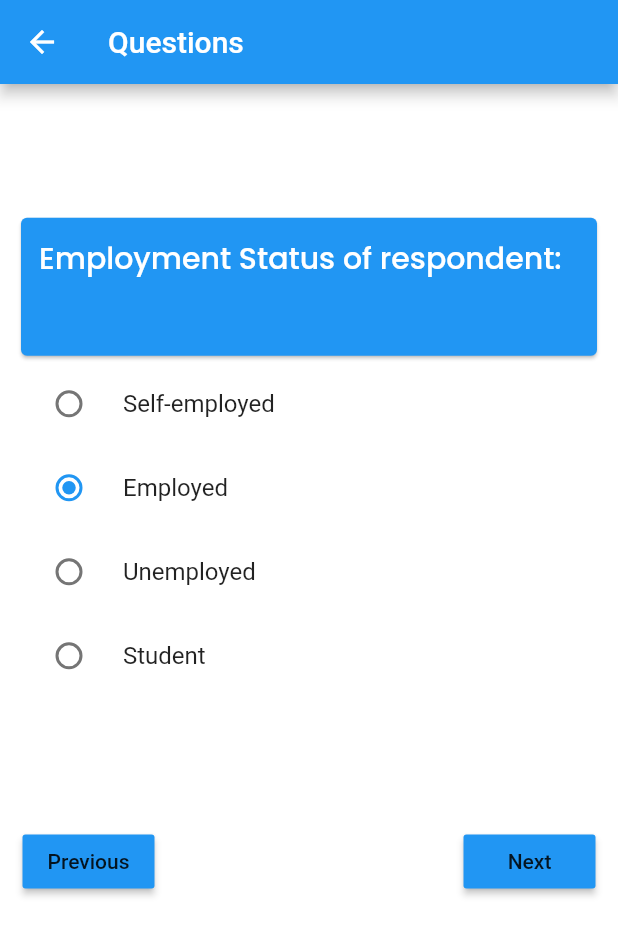
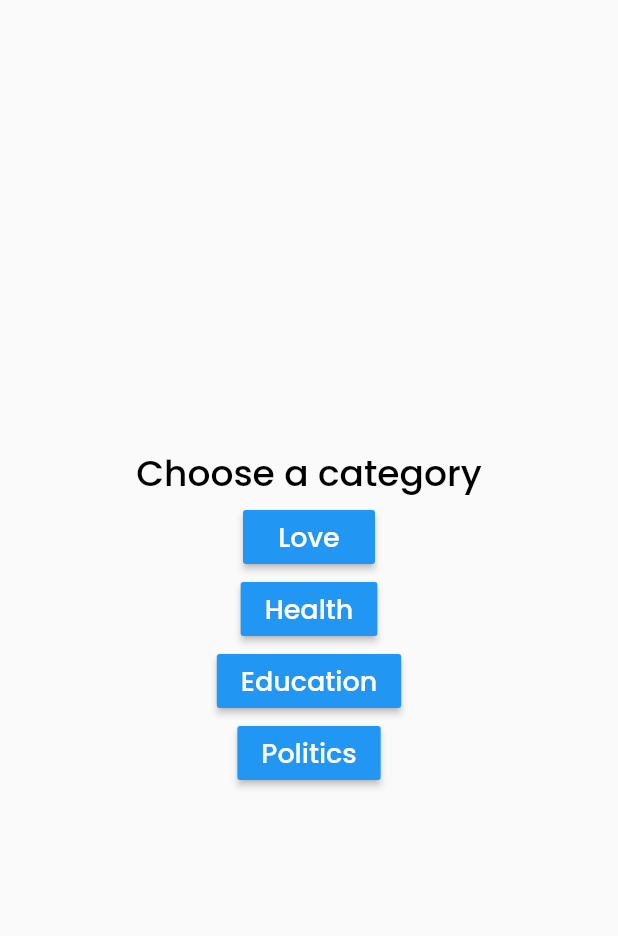
Before and after one commit to Dolappo/survey_app, a Flutter app: the Welcome screen opened by its route, after a tap on "Yes", on a phone screen of 412 x 824 dp. Shown: the top 936 px of the screen. Run offline on Flutter 3.47's test engine with Material 2 defaults, Android fonts, the phone set to English and light mode, and no system bars; our stand-ins replace flutter_spinkit, google_fonts, rflutter_alert.

Commit message:
Now working with the categories, still trying to setup the questions in the categories

```diff
--- a/lib/app_controller.dart
+++ b/lib/app_controller.dart
@@ -1,17 +1,17 @@
 import 'package:flutter/material.dart';
+import 'package:survey_challenge/screen/category_screen.dart';
 import 'models/question_model.dart';
 
 class AppController extends ChangeNotifier{
-  AppController(){
-    setGroupValue();
-  }
+
+ bool isBusy = false;
 
   List<String> answers = [];
 
 int pageIndex = 0;
 
-void nextPage(){
-  if(pageIndex != _questionsKeeper.length-1){
+void nextPage(Cats type){
+  if(pageIndex != checkTypeLength(type)-1){
     pageIndex++;
     notifyListeners();
   }
@@ -27,26 +27,76 @@ void previousPage(){
   }
 }
 
-
-late String _groupValue;
-
-void setGroupValue(){
-  _groupValue = _questionsKeeper[pageIndex].options[1];
-  notifyListeners();
+List<String> checkGroupValue(Cats type){
+  if(type == Cats.politics){
+    return politicsGroupValues;
+  }
+  else if(type == Cats.love){
+    return loveGroupValues;
+  }
+  else if(type == Cats.education){
+    return educationGroupValues;
+  }
+  else{
+    return healthGroupValues;
+  }
 }
 
+List<String> healthGroupValues = ['', '', '', '',];
+List<String> politicsGroupValues = ['', '', '', '',];
+List<String> loveGroupValues = ['', '', '', '',];
+List<String> educationGroupValues = ['', '', '', '',];
 
- void updateOption(String? value, index){
-  _groupValue = value!;
+ void updateOption(String? value, int index, Cats type){
+  checkGroupValue(type)[index] = value!;
   answers.add(value);
   notifyListeners();
  }
 
- String get groupValue => _groupValue;
+  int checkTypeLength(Cats type){
+    if(type==Cats.health){
+      return healthQuestion.length;
+    }
+    else if(type==Cats.politics){
+      return politicsQuestion.length;
+    }
+    else if(type==Cats.love){
+      return loveQuestion.length;
+    }
+    else{
+      return eduQuestion.length;
+    }
+  }
 
-  final List<Question> _questionsKeeper = [
+ Question checkType(Cats type){
+   if(type==Cats.health){
+     return healthQuestion[pageIndex];
+   }
+   else if(type==Cats.education){
+     return eduQuestion[pageIndex];
+   }
+   else if(type == Cats.love){
+     return loveQuestion[pageIndex];
+   }
+   else {
+     return politicsQuestion[pageIndex];
+   }
+ }
+
+  final List<Question> _loveQuestion = [
     Question(
-  questionText: "Employment Status of respondent:",
+      questionText: "What is your marital status?  love",
+      type: Cats.love,
+      options: [
+        "Single",
+        "Married",
+        "Divorced",
+        "Widowed",
+      ],
+    ),
+    Question(
+        questionText: "Employment Status of respondent: love" ,
+        type: Cats.love,
         options: [
           "Self-employed",
           "Employed",
@@ -55,7 +105,8 @@ void setGroupValue(){
         ]
     ),
     Question(
-  questionText:  "How old are you now? ",
+      questionText:  "How old are you now? love ",
+      type: Cats.love,
       options: [
         "0-20",
         "21-40",
@@ -64,7 +115,8 @@ void setGroupValue(){
       ],
     ),
     Question(
-  questionText: "What is your current weight? ",
+        questionText: "What is your current weight? love ",
+        type: Cats.love,
         options:[
           "50-70",
           "71-80",
@@ -72,8 +124,12 @@ void setGroupValue(){
           "91 and above",
         ]
     ),
+  ];
+
+  final List<Question> _politicsQuestion = [
     Question(
-  questionText: "What is your marital status? ",
+      questionText: "What is your marital status?  politics",
+      type: Cats.politics,
       options: [
         "Single",
         "Married",
@@ -81,8 +137,132 @@ void setGroupValue(){
         "Widowed",
       ],
     ),
+    Question(
+        questionText: "Employment Status of respondent: politics" ,
+        type: Cats.politics,
+        options: [
+          "Self-employed",
+          "Employed",
+          "Unemployed",
+          "Student",
+        ]
+    ),
+    Question(
+      questionText:  "How old are you now? politics ",
+      type: Cats.politics,
+      options: [
+        "0-20",
+        "21-40",
+        "41-60",
+        "61 and above",
+      ],
+    ),
+    Question(
+        questionText: "What is your current weight? politics ",
+        type: Cats.politics,
+        options:[
+          "50-70",
+          "71-80",
+          "80-90",
+          "91 and above",
+        ]
+    ),
   ];
 
-  List<Question> get questions => _questionsKeeper;
+  final List<Question> _healthQuestion = [
+    Question(
+      questionText: "What is your marital status?  health",
+      type: Cats.health,
+      options: [
+        "Single",
+        "Married",
+        "Divorced",
+        "Widowed",
+      ],
+    ),
+    Question(
+        questionText: "Employment Status of respondent: health" ,
+        type: Cats.health,
+        options: [
+          "Self-employed",
+          "Employed",
+          "Unemployed",
+          "Student",
+        ]
+    ),
+    Question(
+      questionText:  "How old are you now? health ",
+      type: Cats.health,
+      options: [
+        "0-20",
+        "21-40",
+        "41-60",
+        "61 and above",
+      ],
+    ),
+    Question(
+        questionText: "What is your current weight? health ",
+        type: Cats.health,
+        options:[
+          "50-70",
+          "71-80",
+          "80-90",
+          "91 and above",
+        ]
+    ),
+  ];
+
+  final List<Question> _eduQuestion = [
+    Question(
+      questionText: "What is your marital status?  education",
+      type: Cats.education,
+      options: [
+        "Single",
+        "Married",
+        "Divorced",
+        "Widowed",
+      ],
+    ),
+    Question(
+        questionText: "Employment Status of respondent: education" ,
+        type: Cats.education,
+        options: [
+          "Self-employed",
+          "Employed",
+          "Unemployed",
+          "Student",
+        ]
+    ),
+    Question(
+      questionText:  "How old are you now? education ",
+      type: Cats.education,
+      options: [
+        "0-20",
+        "21-40",
+        "41-60",
+        "61 and above",
+      ],
+    ),
+    Question(
+        questionText: "What is your current weight? education ",
+        type: Cats.education,
+        options:[
+          "50-70",
+          "71-80",
+          "80-90",
+          "91 and above",
+        ]
+    ),
+  ];
+
+   List<Question> get eduQuestion => _eduQuestion;
+   List<Question> get loveQuestion => _loveQuestion;
+   List<Question> get healthQuestion => _healthQuestion;
+   List<Question> get politicsQuestion => _politicsQuestion;
+
+  final List<String> _cat = ['Love', 'Health', 'Education', 'Politics'];
+
+  List<String> get cat => _cat;
+
 
 }
--- a/lib/models/question_model.dart
+++ b/lib/models/question_model.dart
@@ -1,9 +1,13 @@
+import '../screen/category_screen.dart';
+
 class Question {
   String questionText;
   List<String> options;
+  Cats type;
 
   Question({
     required this.questionText,
     required this.options,
+    required this.type,
   });
 }
--- /dev/null
+++ b/lib/screen/category_screen.dart
@@ -0,0 +1,58 @@
+import 'package:flutter/material.dart';
+import 'package:provider/provider.dart';
+import 'package:survey_challenge/app_controller.dart';
+import 'package:survey_challenge/screen/display_questions_screen.dart';
+import 'package:survey_challenge/utils/text_styles.dart';
+class CatScreen extends StatelessWidget {
+  const CatScreen({Key? key}) : super(key: key);
+
+  @override
+  Widget build(BuildContext context) {
+    return Scaffold(
+      body: Consumer<AppController>(
+        builder: (context, model, _) {
+          return Center(
+            child: Column(
+              mainAxisAlignment: MainAxisAlignment.center,
+              children: [
+                Text('Choose a category', style: titleStyle.copyWith(fontSize: 24),),
+                Column(
+                  mainAxisAlignment: MainAxisAlignment.center,
+                  children:List.generate(model.cat.length, (index) => MaterialButton(onPressed: (){
+                    model.isBusy = true;
+                    if(index ==0){
+                      Navigator.push(context, MaterialPageRoute(builder: (context)=>  const QuestionsScreen(type: Cats.love,)));
+                    }
+                    else if(index == 1){
+                      Navigator.push(context, MaterialPageRoute(builder: (context)=>  const QuestionsScreen(type: Cats.health,)));
+                    }
+                    else if(index == 2){
+                    Navigator.push(context, MaterialPageRoute(builder: (context)=>  const QuestionsScreen(type: Cats.education,)));
+                    }
+                    else {
+                      Navigator.push(context, MaterialPageRoute(builder: (context)=>  const QuestionsScreen(type: Cats.politics,)));
+                    }
+                    model.isBusy=false;
+                  },
+                  color: Colors.blue,
+                    child:model.isBusy?const CircularProgressIndicator(): Text(model.cat[index], style: titleStyle.copyWith(fontSize: 18, color: Colors.white),),
+                  ))
+                ),
+              ],
+            ),
+          );
+        }
+      )
+    );
+  }
+}
+
+
+
+
+enum Cats{
+  love,
+health,
+  education,
+  politics,
+}
--- a/lib/screen/display_questions_screen.dart
+++ b/lib/screen/display_questions_screen.dart
@@ -2,18 +2,20 @@ import 'package:flutter/material.dart';
 import 'package:provider/provider.dart';
 import 'package:survey_challenge/app_controller.dart';
 import 'package:survey_challenge/widgets/question_widget.dart';
+
+import 'category_screen.dart';
 class QuestionsScreen extends StatefulWidget {
-  const QuestionsScreen({Key? key}) : super(key: key);
+  final Cats type;
+  const QuestionsScreen({required this.type, Key? key}) : super(key: key);
   @override
   State<QuestionsScreen> createState() => _QuestionsScreenState();
 }
 class _QuestionsScreenState extends State<QuestionsScreen> {
-  AppController app = AppController();
   @override
   Widget build(BuildContext context) {
     return Scaffold(
         appBar: AppBar(
-          title: const Text('Questions'),
+          title:  Text('Questions ${widget.type}'),
         ),
         body: Consumer<AppController>(
           builder: (context, model, _) {
@@ -28,7 +30,7 @@ class _QuestionsScreenState extends State<QuestionsScreen> {
                         child: PageView(
                           physics: const NeverScrollableScrollPhysics(),
                           children: List.generate(
-                              4, (index) => const QuestionWidget()),
+                              model.checkTypeLength(widget.type), (index) => QuestionWidget(type: widget.type,)),
                         ),
                       ),
                           Padding(
@@ -43,7 +45,7 @@ class _QuestionsScreenState extends State<QuestionsScreen> {
                                 ),
                                 MaterialButton(
                                   color: Colors.blue,
-                                  onPressed: ()=> model.nextPage(),
+                                  onPressed: ()=> model.nextPage(widget.type),
                                   child: const Text('Next'),
                                 ),
                               ],
--- a/lib/screen/register_screen.dart
+++ b/lib/screen/register_screen.dart
@@ -1,6 +1,5 @@
 import 'package:flutter/material.dart';
 import 'package:survey_challenge/utils/constants.dart';
-
 import '../utils/text_styles.dart';
 
 class Register extends StatelessWidget {
--- a/lib/screen/welcome.dart
+++ b/lib/screen/welcome.dart
@@ -1,7 +1,8 @@
 import 'package:flutter/material.dart';
-import 'package:survey_challenge/screen/display_questions_screen.dart';
 import 'package:rflutter_alert/rflutter_alert.dart';
 import 'package:survey_challenge/utils/text_styles.dart';
+
+import 'category_screen.dart';
 
 class Welcome extends StatefulWidget {
   const Welcome({Key? key}) : super(key: key);
@@ -56,7 +57,7 @@ class _WelcomeState extends State<Welcome> {
                 Expanded(
                   child: ElevatedButton(
                     onPressed: () {
-                      Navigator.push(context, MaterialPageRoute(builder: (context)=> QuestionsScreen()));
+                      Navigator.push(context, MaterialPageRoute(builder: (context)=> const CatScreen()));
                     },
                     child: const Text(
                       'Yes',
--- a/lib/widgets/options_tile.dart
+++ b/lib/widgets/options_tile.dart
@@ -2,25 +2,25 @@ import 'package:flutter/material.dart';
 import 'package:provider/provider.dart';
 
 import '../app_controller.dart';
+import '../screen/category_screen.dart';
 class OptionsTile extends StatefulWidget {
-  const OptionsTile({ Key? key}) : super(key: key);
+  final Cats type;
+  const OptionsTile({ Key? key, required this.type}) : super(key: key);
   @override
   State<OptionsTile> createState() => _OptionsTileState();
 }
-
 class _OptionsTileState extends State<OptionsTile> {
   @override
   Widget build(BuildContext context) {
-    AppController app = AppController();
     return Consumer<AppController>(
         builder: (context, model, _){
           return Column(
-              children: List.generate(app.questions[model.pageIndex].options.length, (index) {
+              children: List.generate(model.checkType(widget.type).options.length, (index) {
                 return RadioListTile(
-                  value: app.questions[model.pageIndex].options[index],
-                  groupValue: model.groupValue,
-                  onChanged: (String? value)=> model.updateOption(value, index),
-                  title: Text(app.questions[model.pageIndex].options[index]),
+                  value: model.checkType(widget.type).options[index],
+                  groupValue: model.checkGroupValue(widget.type)[index],
+                  onChanged: (String? value)=> model.updateOption(value, index, widget.type),
+                  title: Text(model.checkType(widget.type).options[index]),
                 );
               }));
         }
--- a/lib/widgets/question_widget.dart
+++ b/lib/widgets/question_widget.dart
@@ -1,15 +1,16 @@
 import 'package:flutter/material.dart';
 import 'package:provider/provider.dart';
+import 'package:survey_challenge/screen/category_screen.dart';
 import 'package:survey_challenge/utils/text_styles.dart';
 import '../app_controller.dart';
 import 'options_tile.dart';
 class QuestionWidget extends StatefulWidget {
-  const QuestionWidget({Key? key}) : super(key: key);
+  final Cats type;
+  const QuestionWidget({required this.type,Key? key}) : super(key: key);
   @override
   State<QuestionWidget> createState() => _QuestionWidgetState();
 }
 class _QuestionWidgetState extends State<QuestionWidget> {
-  AppController app = AppController();
   @override
   Widget build(BuildContext context) {
     return Consumer<AppController>(
@@ -26,11 +27,13 @@ class _QuestionWidgetState extends State<QuestionWidget> {
                       color: Colors.blue,
                       child: Padding(
                         padding: const EdgeInsets.all(12.0),
-                        child: Text(app.questions[model.pageIndex].questionText, style: titleStyle.copyWith(fontSize: 20, color: Colors.white),),
+                        child: Text(
+                          model.checkType(widget.type).questionText,
+                          style: titleStyle.copyWith(fontSize: 20, color: Colors.white),),
                       ),
                     ),
                   ),
-                  const OptionsTile(),
+                   OptionsTile(type: widget.type),
                 ]),
           );
         }
```
Lines whose indentation alone changed are shown as unchanged.
